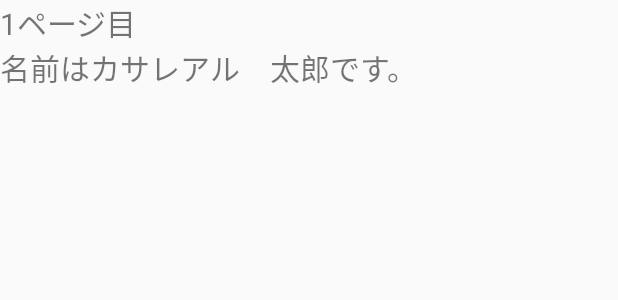
After one commit to taichi1101/KEIBA2, an Android app: the layout fragment_calc.xml on its own in the app's theme, with its tools: preview values and no code run, on a phone screen of 412 x 824 dp. The commit adds this screen. Shown: the top 300 px of the screen. Run offline under Robolectric (Android 15) with nearby library versions, the phone set to English and light mode, and no system bars.

Commit message:
リンクを使って、切り替えを足した。エラーが出てる

```diff
--- a/app/build.gradle
+++ b/app/build.gradle
@@ -14,6 +14,8 @@ android {
         release {
             minifyEnabled false
             proguardFiles getDefaultProguardFile('proguard-android.txt'), 'proguard-rules.pro'
+
+
         }
     }
 }
--- a/app/src/main/AndroidManifest.xml
+++ b/app/src/main/AndroidManifest.xml
@@ -8,7 +8,7 @@
         android:label="@string/app_name"
         android:roundIcon="@mipmap/ic_launcher_round"
         android:supportsRtl="true"
-        android:theme="@style/AppTheme">
+        android:theme="@style/Theme.AppCompat.Light.NoActionBar">
         <activity android:name=".MainActivity">
             <intent-filter>
                 <action android:name="android.intent.action.MAIN" />
@@ -19,7 +19,8 @@
         <activity
             android:name=".CalcActivity"
             android:label="@string/title_activity_calc"
-            android:theme="@style/AppTheme.NoActionBar"></activity>
+            android:theme="@style/AppTheme.NoActionBar" />
+        <activity android:name=".UserInfoViewPagerAdapter"></activity>
     </application>
 
 </manifest>
--- /dev/null
+++ b/app/src/main/res/layout/fragment_calc.xml
@@ -0,0 +1,22 @@
+<LinearLayout xmlns:android="http://schemas.android.com/apk/res/android"
+    xmlns:tools="http://schemas.android.com/tools"
+    android:layout_width="match_parent"
+    android:orientation="vertical"
+    android:layout_height="match_parent"
+    tools:context="com.example.android.sample.keiba.CalcFragment">
+
+
+
+        <TextView
+            android:layout_width="wrap_content"
+            android:layout_height="wrap_content"
+            android:text="1ページ目"
+            android:textSize="20sp" />
+
+        <TextView
+            android:layout_width="wrap_content"
+            android:layout_height="wrap_content"
+            android:text="名前はカサレアル　太郎です。"
+            android:textSize="20sp" />
+
+</LinearLayout>
--- a/app/src/main/res/values/strings.xml
+++ b/app/src/main/res/values/strings.xml
@@ -1,4 +1,7 @@
 <resources>
     <string name="app_name">KEIBA</string>
     <string name="title_activity_calc">CalcActivity</string>
+
+    <!-- TODO: Remove or change this placeholder text -->
+    <string name="hello_blank_fragment">Hello blank fragment</string>
 </resources>
```
Also changed, not shown: app/src/main/java/com/example/android/sample/keiba/CalcActivity.java (+27 -4 lines), app/src/main/java/com/example/android/sample/keiba/CalcFragment.java (added, +22 -0 lines), app/src/main/java/com/example/android/sample/keiba/UserInfoViewPagerAdapter.java (added, +44 -0 lines), app/src/main/res/layout/activity_calc.xml (+26 -11 lines), app/src/main/res/layout/activity_user_info_view_pager_adapter.xml (added, +9 -0 lines), build.gradle (line endings or trailing spaces).
